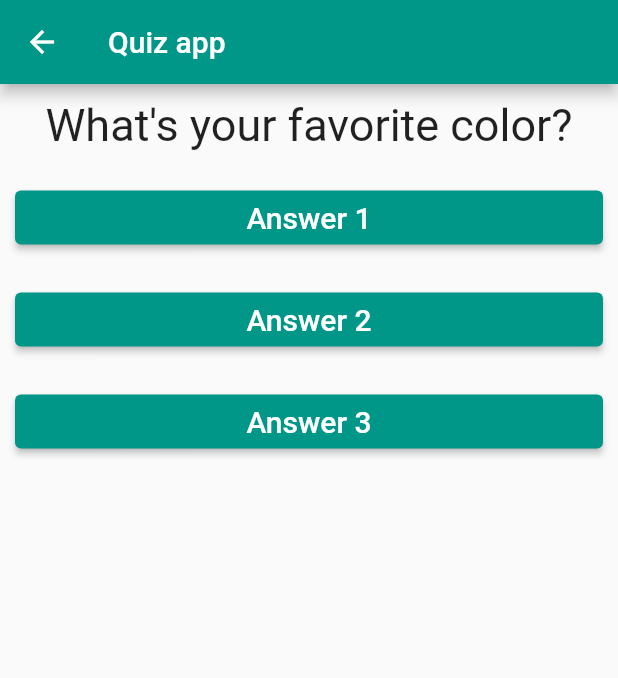
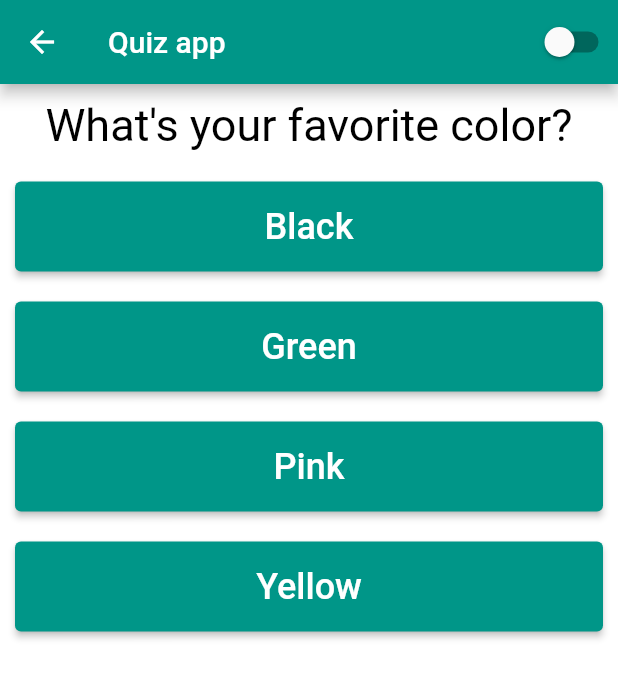
Before and after one commit to irisktaker/flutter_tutorial, a Flutter app: the screen it shows after launch, after a tap on "Quiz App", on a phone screen of 412 x 824 dp. Shown: the top 678 px of the screen. Run offline on Flutter 3.47's test engine with Material 2 defaults, Android fonts, the phone set to English and light mode, and no system bars.

Commit message:
finish section3

```diff
--- a/lib/main.dart
+++ b/lib/main.dart
@@ -1,5 +1,5 @@
 import 'package:flutter/material.dart';
-import 'course_lessons.dart';
+import 'section2_flutter_basics/course_lessons.dart';
 import 'section2_flutter_basics/33_passing_data_between_screens/routes/screen1.dart';
 import 'section2_flutter_basics/33_passing_data_between_screens/routes/screen2.dart';
 import 'section3_quiz_app/quiz_app.dart';
@@ -110,7 +110,7 @@ class MyApp extends StatelessWidget {
       ),
 
       ///
-      /// home is a defualt routes == '/' : (context) => const HomePage(),
+      /// home is a default routes == '/' : (context) => const HomePage(),
       // home: const HomePage(),
       // returns to the routes with key '/' and it's by default too
       // and we can change it
@@ -142,38 +142,11 @@ class HomePage extends StatelessWidget {
             child: Column(
               crossAxisAlignment: CrossAxisAlignment.stretch,
               children: [
-                ElevatedButton(
-                  style: ButtonStyle(
-                    padding:
-                    MaterialStateProperty.all(const EdgeInsets.all(18)),
-                  ),
-                  onPressed: () {
-                    Navigator.push(
-                      context,
-                      MaterialPageRoute(
-                        builder: (context) => const CourseLessons(),
-                      ),
-                    );
-                  },
-                  child: const Text("Course Lessons",
-                      style: TextStyle(fontSize: 22)),
-                ),
+                buildBtn(context, "Course Lessons", const CourseLessons()),
                 const SizedBox(height: 16),
-                ElevatedButton(
-                  style: ButtonStyle(
-                    padding:
-                    MaterialStateProperty.all(const EdgeInsets.all(18)),
-                  ),
-                  onPressed: () {
-                    Navigator.push(
-                      context,
-                      MaterialPageRoute(
-                        builder: (context) => const QuizApp(),
-                      ),
-                    );
-                  },
-                  child: const Text("Quiz App", style: TextStyle(fontSize: 22)),
-                ),
+                buildBtn(context, "Quiz App", const QuizApp()),
+                const SizedBox(height: 16),
+                // buildBtn(context, 'Async Programming', widget)
               ],
             ),
           ),
@@ -181,4 +154,21 @@ class HomePage extends StatelessWidget {
       ),
     );
   }
+
+  ElevatedButton buildBtn(BuildContext context, String title, Widget widget) {
+    return ElevatedButton(
+      style: ButtonStyle(
+        padding: MaterialStateProperty.all(const EdgeInsets.all(18)),
+      ),
+      onPressed: () {
+        Navigator.push(
+          context,
+          MaterialPageRoute(
+            builder: (context) => widget,
+          ),
+        );
+      },
+      child: Text(title, style: const TextStyle(fontSize: 22)),
+    );
   }
+}
--- a/lib/section3_quiz_app/answers.dart
+++ b/lib/section3_quiz_app/answers.dart
@@ -12,11 +12,16 @@ class Answers extends StatelessWidget {
       width: double.infinity,
       margin: const EdgeInsets.all(10),
       child: ElevatedButton(
+        style: ButtonStyle(
+          padding: MaterialStateProperty.all(
+            const EdgeInsets.symmetric(vertical: 16),
+          ),
+        ),
         onPressed: function,
         child: Text(
           answerText,
           style: const TextStyle(
-            fontSize: 20,
+            fontSize: 24,
           ),
         ),
       ),
--- a/lib/section3_quiz_app/questions.dart
+++ b/lib/section3_quiz_app/questions.dart
@@ -1,4 +1,6 @@
 import 'package:flutter/material.dart';
+
+import 'quiz_app.dart';
 
 class Questions extends StatelessWidget {
   final String questionText;
@@ -11,7 +13,7 @@ class Questions extends StatelessWidget {
       width: double.infinity,
       child: Text(
         questionText,
-        style: const TextStyle(fontSize: 30),
+        style: TextStyle(fontSize: 30, color: b),
         textAlign: TextAlign.center,
       ),
     );
--- a/lib/section3_quiz_app/quiz.dart
+++ b/lib/section3_quiz_app/quiz.dart
@@ -0,0 +1,26 @@
+import 'package:flutter/material.dart';
+import 'questions.dart';
+import 'answers.dart';
+
+class Quiz extends StatelessWidget {
+  final List<Map<String, Object>> questions;
+  final int questionIndex;
+  final void Function(int s) answerQuestion;
+
+  Quiz(this.questions, this.questionIndex, this.answerQuestion);
+
+  @override
+  Widget build(BuildContext context) {
+    return Column(
+      // objects from classes
+      children: [
+        Questions(questions[questionIndex]['questionText'].toString()),
+        ...(questions[questionIndex]['answers'] as List<Map<String, Object>>)
+            .map((element) {
+          return Answers(element['text'].toString(),
+              () => answerQuestion(int.parse(element['score'].toString())));
+        }).toList(),
+      ],
+    );
+  }
+}
--- a/lib/section3_quiz_app/quiz_app.dart
+++ b/lib/section3_quiz_app/quiz_app.dart
@@ -1,6 +1,6 @@
+import 'package:complete_dev_guide/section3_quiz_app/quiz.dart';
+import 'package:complete_dev_guide/section3_quiz_app/results.dart';
 import 'package:flutter/material.dart';
-import 'questions.dart';
-import 'answers.dart';
 
 class QuizApp extends StatefulWidget {
   const QuizApp({Key? key}) : super(key: key);
@@ -9,45 +9,94 @@ class QuizApp extends StatefulWidget {
   _QuizAppState createState() => _QuizAppState();
 }
 
+Color b = Colors.black;
+Color w = Colors.white;
+
 class _QuizAppState extends State<QuizApp> {
   int _questionIndex = 0;
-  final List<Map<String, Object>> questions = [
-    {
-      "questionText": "What's your favorite color?",
-      "answers": ['Black', 'Green', 'Pink', 'Yellow'],
-    },
-    {
-      "questionText": "What's your favorite animal?",
-      'answers': ['Lion', 'Tiger', 'Wolf', 'Fox'],
-    },
-  ];
+  int _totalScore = 0;
+  bool isSwitch = false;
 
-  void _answerQuestion() {
-    if (_questionIndex == 1) {
-      _questionIndex = -1;
-    }
+  void _answerQuestion(int score) {
+    _totalScore += score;
     setState(() {
       _questionIndex++;
     });
     print('Clicked');
+    print(_totalScore);
     print(_questionIndex);
   }
+
+  void resetQuiz() {
+    setState(() {
+      _questionIndex = 0;
+      _totalScore = 0;
+    });
+  }
+
+  final List<Map<String, Object>> _questions = [
+    {
+      "questionText": "What's your favorite color?",
+      "answers": [
+        {'text': 'Black', 'score': 10},
+        {'text': 'Green', 'score': 20},
+        {'text': 'Pink', 'score': 30},
+        {'text': 'Yellow', 'score': 40},
+      ],
+    },
+    {
+      "questionText": "What's your favorite animal?",
+      'answers': [
+        {'text': 'Lion', 'score': 10},
+        {'text': 'Tiger', 'score': 20},
+        {'text': 'Wolf', 'score': 30},
+        {'text': 'Fox', 'score': 40},
+      ],
+    },
+    {
+      "questionText": "What's your favorite language?",
+      "answers": [
+        {'text': 'English', 'score': 20},
+        {'text': 'Chinese', 'score': 30},
+        {'text': 'France', 'score': 40},
+        {'text': 'Arabic', 'score': 10},
+      ],
+    },
+  ];
 
   @override
   Widget build(BuildContext context) {
     return Scaffold(
+      backgroundColor: w,
       appBar: AppBar(
-        title: const Text('Quiz app'),
-      ),
-      body: Column(
-        // objects from classes
-        children: [
-          Questions(questions[_questionIndex]['questionText'].toString()),
-          Answers('Answer 1', _answerQuestion),
-          Answers('Answer 2', _answerQuestion),
-          Answers('Answer 3', _answerQuestion),
+        title: Text(
+          'Quiz app',
+          style: TextStyle(color: w),
+        ),
+        actions: [
+          Switch(
+              value: isSwitch,
+              onChanged: (bool value) {
+                setState(() {
+                  isSwitch = value;
+
+                  if (isSwitch == true) {
+                    b = Colors.white;
+                    w = Colors.black;
+                  }
+                  if (isSwitch == false) {
+                    b = Colors.black;
+                    w = Colors.white;
+                  }
+
+                  print(isSwitch);
+                });
+              })
         ],
       ),
+      body: _questionIndex < _questions.length
+          ? Quiz(_questions, _questionIndex, _answerQuestion)
+          : Result(resetQuiz, _totalScore),
     );
   }
 }
```
Also changed, not shown: lib/section2_flutter_basics/course_lessons.dart (renamed from lib/course_lessons.dart, +39 -39 lines), lib/section3_quiz_app/results.dart (+55 -0 lines), lib/section4_async_programming/01_future/future.dart (added), lib/section4_async_programming/02_stream/stream.dart (added), lib/section4_async_programming/03_async_await/async_await.dart (added), lib/section4_async_programming/04_api/api.dart (added), lib/section4_async_programming/05_future_in_flutter/future_in_flutter.dart (added), lib/section4_async_programming/06_stream_in_flutter/stream_in_flutter.dart (added), lib/section4_async_programming/07_async_await_in_flutter/async_await_in_flutter.dart (added), lib/section4_async_programming/08_url_launcher/url_launcher.dart (added), lib/section4_async_programming/09_shared_preferences/shared_preferences.dart (added), lib/section4_async_programming/10_sign_up_shared_preferences/sign_up_shared_preferences.dart (added). Lines whose indentation alone changed are shown as unchanged.
